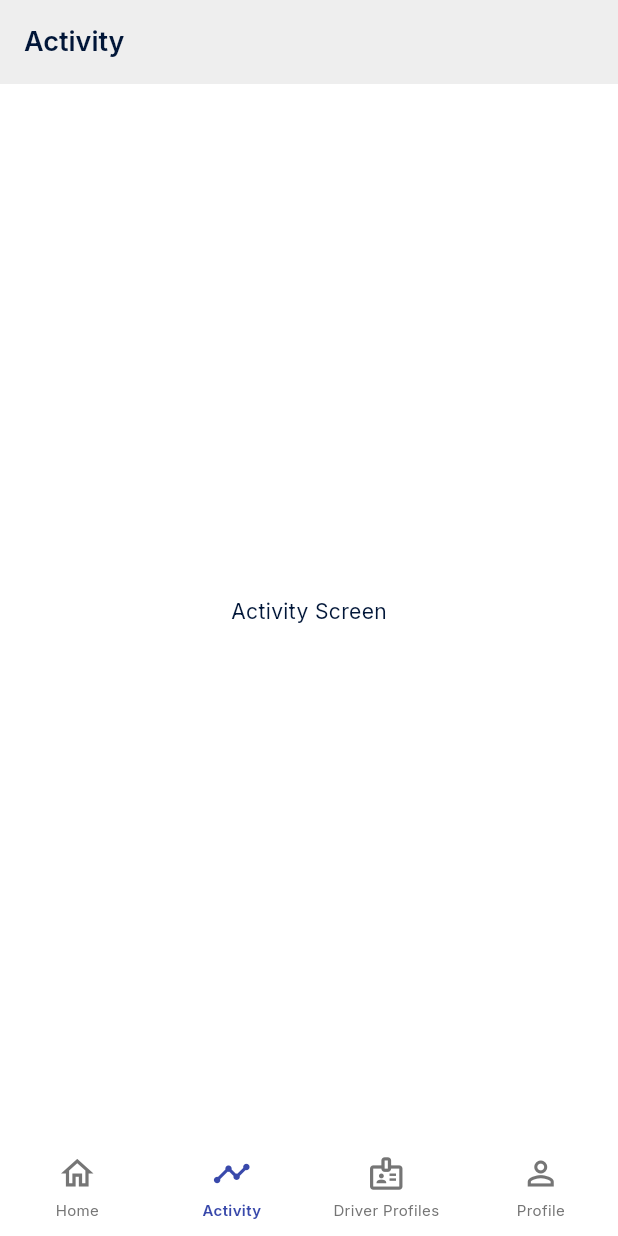
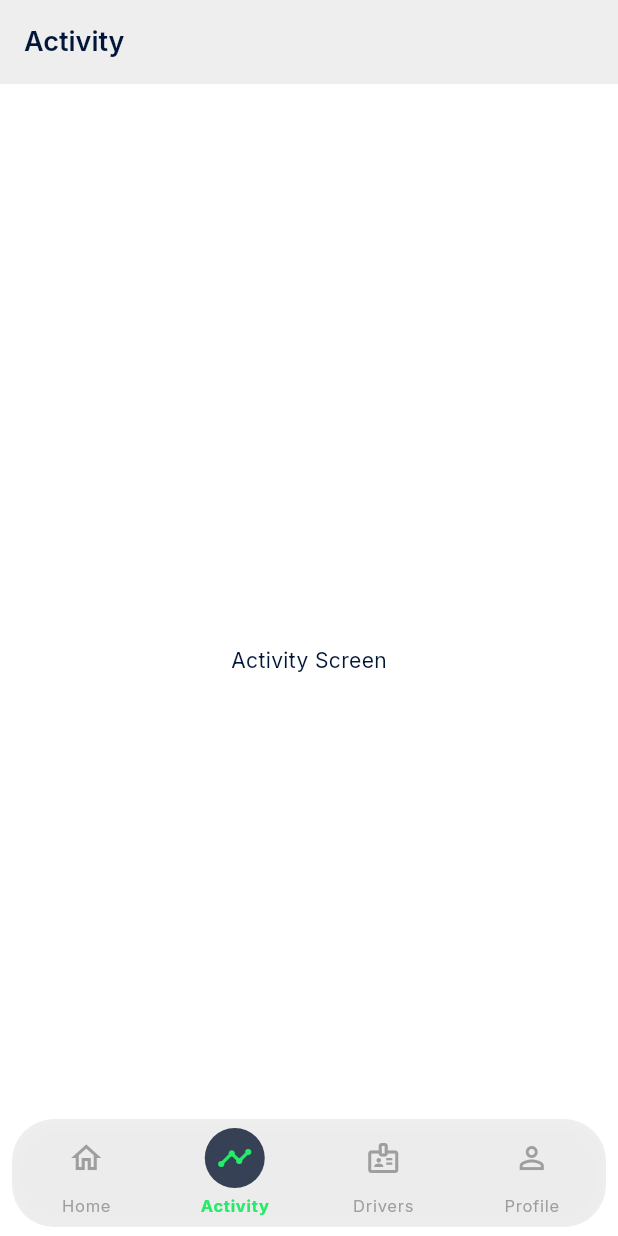
Before and after one commit to once-human/via-commuter, a Flutter app: the MainScreen screen opened by its route, item 2 of the bottom bar chosen, on a phone screen of 412 x 824 dp. Run offline on Flutter 3.47's test engine with Material 3 defaults, Android fonts, the phone set to English and light mode, and no system bars; drawn by our look-alikes of dynamic_color; our stand-ins replace country_picker, flutter_svg, go_router, shared_preferences; accounts and stored records are empty.

Commit message:
floating bottom navbar and updated accent color

```diff
--- a/lib/app/theme/colors.dart
+++ b/lib/app/theme/colors.dart
@@ -3,7 +3,11 @@ import 'package:flutter/material.dart';
 // Define your core colors based on the palette
 const Color kOxfordBlue = Color(0xFF011638);
 const Color kCharcoal = Color(0xFF364156);
-const Color kIndigoAccent = Color(0xFF3949AB); // New darker, cooler primary accent
+
+// Define new green primary colors
+const Color kPrimaryGreen = Color(0xFF24EB68);
+const Color kPrimaryGreenDarker = Color(0xFF1CD25C);
+
 const Color kIndianRed = Color(0xFFDB5461); // Maybe Error or Warning
 const Color kWhite = Colors.white;
 const Color kBlack = Colors.black;
@@ -19,9 +23,9 @@ const Color kGreyTransparent = Color(0x339E9E9E); // ~20% opacity Grey for outli
 const ColorScheme kDarkColorScheme = ColorScheme(
   brightness: Brightness.dark,
 
-  // Core Colors (Updated Primary)
-  primary: kIndigoAccent,       // Main action button (Continue) - Now darker blue
-  onPrimary: kWhite,          // Text on Primary button (White provides good contrast)
+  // Core Colors (Updated Primary to Green)
+  primary: kPrimaryGreenDarker, // Use darker green for dark theme primary
+  onPrimary: kBlack,          // Use black text on the green primary for contrast
   secondary: kCharcoal,       // Maybe for secondary actions or borders
   onSecondary: kWhite,        // Text on Secondary
   tertiary: kIndianRed,       // Optional accent
@@ -52,8 +56,8 @@ const ColorScheme kDarkColorScheme = ColorScheme(
 // to the roles (primary, background, surface, etc.)
 const ColorScheme kLightColorScheme = ColorScheme(
   brightness: Brightness.light,
-  primary: kIndigoAccent, // Example mapping
-  onPrimary: kOxfordBlue,
+  primary: kPrimaryGreen, // Use lighter green for light theme primary
+  onPrimary: kBlack, // Use black text on the green primary for contrast
   secondary: kCharcoal,
   onSecondary: kWhite,
   error: kIndianRed,
--- a/lib/presentation/screens/main_screen.dart
+++ b/lib/presentation/screens/main_screen.dart
@@ -46,6 +46,8 @@ class _MainScreenState extends State<MainScreen> {
         }
       },
       child: Scaffold(
+        // Allow body to extend behind the bottom navigation bar
+        extendBody: true,
         // Use IndexedStack to keep the state of each screen when switching tabs
         body: IndexedStack(
           index: _currentIndex,
--- a/lib/presentation/widgets/bottom_navbar.dart
+++ b/lib/presentation/widgets/bottom_navbar.dart
@@ -1,6 +1,7 @@
 // lib/presentation/widgets/bottom_navbar.dart
 import 'dart:ui'; // Import for ImageFilter
 import 'package:flutter/material.dart';
+import 'package:flutter/services.dart'; // Correct import for HapticFeedback
 // Remove go_router import if no longer needed here
 // import 'package:go_router/go_router.dart';
 
@@ -42,84 +43,86 @@ class BottomNavBar extends StatelessWidget {
   Widget build(BuildContext context) {
     final theme = Theme.of(context);
     final colorScheme = theme.colorScheme;
-    // Use MediaQuery to respect bottom safe area padding
+    final textTheme = theme.textTheme;
     final safePadding = MediaQuery.of(context).padding.bottom;
 
     // Define the navigation items data
     final items = [
       _NavBarItemData(icon: Icons.home_outlined, activeIcon: Icons.home, label: 'Home'),
       _NavBarItemData(icon: Icons.timeline_outlined, activeIcon: Icons.timeline, label: 'Activity'),
-      _NavBarItemData(icon: Icons.badge_outlined, activeIcon: Icons.badge, label: 'Driver Profiles'),
+      _NavBarItemData(icon: Icons.badge_outlined, activeIcon: Icons.badge, label: 'Drivers'),
       _NavBarItemData(icon: Icons.person_outline, activeIcon: Icons.person, label: 'Profile'),
     ];
 
-    // Height of the visual bar content
-    const double barHeight = 65.0;
+    const double itemHeight = 56.0; // Height for each item tap area
+    const double verticalPadding = 8.0; // Padding inside the floating bar
+    final BorderRadius borderRadius = BorderRadius.circular(28);
+    final double containerHeight = itemHeight + (verticalPadding * 2);
 
-    // Remove ClipRect and BackdropFilter, apply styling directly to Container
-    // return ClipRect(
-    //   child: BackdropFilter(
-    //     filter: ImageFilter.blur(sigmaX: 15.0, sigmaY: 15.0),
-    //     child: Container(
-    return Container(
-      // Total height includes bar height and safe area padding
-      height: barHeight + safePadding,
-      padding: EdgeInsets.only(bottom: safePadding), // Apply safe area padding only at the bottom
-      // Use a semi-transparent background based on the theme background
+    // Wrap the entire widget in a RepaintBoundary for optimization
+    return RepaintBoundary(
+      child: Padding(
+        padding: EdgeInsets.fromLTRB(8, 0, 8, 6 + safePadding), // Keep reduced padding
+        child: ClipRRect(
+          borderRadius: borderRadius,
+          child: BackdropFilter(
+            // Restore strong blur radius
+            filter: ImageFilter.blur(sigmaX: 10.0, sigmaY: 10.0), // Strong blur
+            child: Container(
+              height: containerHeight,
               decoration: BoxDecoration(
-        color: colorScheme.background.withOpacity(0.85), // Theme background, semi-transparent
-        // Remove solid color from previous step
-        // color: colorScheme.surface.withOpacity(0.90),
-        // Optional Gradient:
-        // gradient: LinearGradient(
-        //   begin: Alignment.topCenter,
-        //   end: Alignment.bottomCenter,
-        //   colors: [
-        //     colorScheme.surface.withOpacity(0.80), // More transparent at top
-        //     colorScheme.surface.withOpacity(0.95), // More opaque at bottom
-        //   ],
-        // ),
-        // Optional subtle top border if needed
-        // border: Border(
-        //   top: BorderSide(color: colorScheme.outline.withOpacity(0.1), width: 0.5),
-        // ),
+                // Use a lighter surface color with high opacity
+                // Try surfaceContainerHigh first, fallback to surfaceContainer if needed
+                color: colorScheme.surfaceContainerHigh.withOpacity(0.90),
+                borderRadius: borderRadius,
+                boxShadow: [
+                  BoxShadow(
+                    color: Colors.black.withOpacity(0.15),
+                    blurRadius: 10,
+                    spreadRadius: 0,
+                    offset: const Offset(0, 1),
                   ),
-      // Remove the inner color property, handled by decoration now
-      // color: Colors.black.withOpacity(0.15),
+                ],
+              ),
               child: Row(
                 mainAxisAlignment: MainAxisAlignment.spaceAround,
-        crossAxisAlignment: CrossAxisAlignment.center, // Center items vertically within barHeight
+                crossAxisAlignment: CrossAxisAlignment.stretch, // Items fill height
                 children: List.generate(items.length, (index) {
                   final item = items[index];
                   final bool isActive = index == currentIndex;
-          // Determine colors based on active state and theme
-          final Color itemColor = isActive ? colorScheme.primary : (Colors.grey[600] ?? Colors.grey);
+                  final Color activeColor = colorScheme.primary;
+                  final Color inactiveColor = colorScheme.onSurfaceVariant;
+                  final Color indicatorColor = colorScheme.secondaryContainer;
 
                   return Expanded(
-            child: InkWell( // Use InkWell for tap feedback
-              // Call the provided onTap callback
-              onTap: () => onTap(index),
-              // Make splash/highlight transparent for a cleaner look
+                    child: InkWell(
+                      onTap: () {
+                        HapticFeedback.lightImpact();
+                        onTap(index);
+                      },
                       splashColor: Colors.transparent,
                       highlightColor: Colors.transparent,
-              child: Container( // Ensure InkWell covers the full height for tap area
-                 height: barHeight, // Fill the visual height
                       child: Column(
-                  mainAxisAlignment: MainAxisAlignment.center, // Center content vertically
-                  mainAxisSize: MainAxisSize.min,
+                        mainAxisAlignment: MainAxisAlignment.center,
                         children: [
-                    Icon(
-                      isActive ? item.activeIcon : item.icon,
-                      color: itemColor,
-                      size: 26, // Icon size
+                          Container(
+                            padding: const EdgeInsets.all(8),
+                            decoration: BoxDecoration(
+                              color: isActive ? indicatorColor : Colors.transparent,
+                              shape: BoxShape.circle,
                             ),
-                    const SizedBox(height: 4), // Space between icon and label
+                            child: Icon(
+                              item.icon,
+                              color: isActive ? activeColor : inactiveColor,
+                              size: 24,
+                            ),
+                          ),
+                          const SizedBox(height: 4),
                           Text(
                             item.label,
-                      style: TextStyle(
-                        color: itemColor,
-                        fontSize: 10, // Small font size for label
-                        fontWeight: isActive ? FontWeight.w600 : FontWeight.normal,
+                            style: textTheme.labelSmall?.copyWith(
+                              color: isActive ? activeColor : inactiveColor,
+                              fontWeight: isActive ? FontWeight.bold : FontWeight.normal,
                             ),
                             overflow: TextOverflow.ellipsis,
                             maxLines: 1,
@@ -127,9 +130,12 @@ class BottomNavBar extends StatelessWidget {
                         ],
                       ),
                     ),
-            ),
                   );
                 }),
+              ),
+            ),
+          ),
+        ),
       ),
     );
   }
```
Lines whose indentation alone changed are shown as unchanged.
